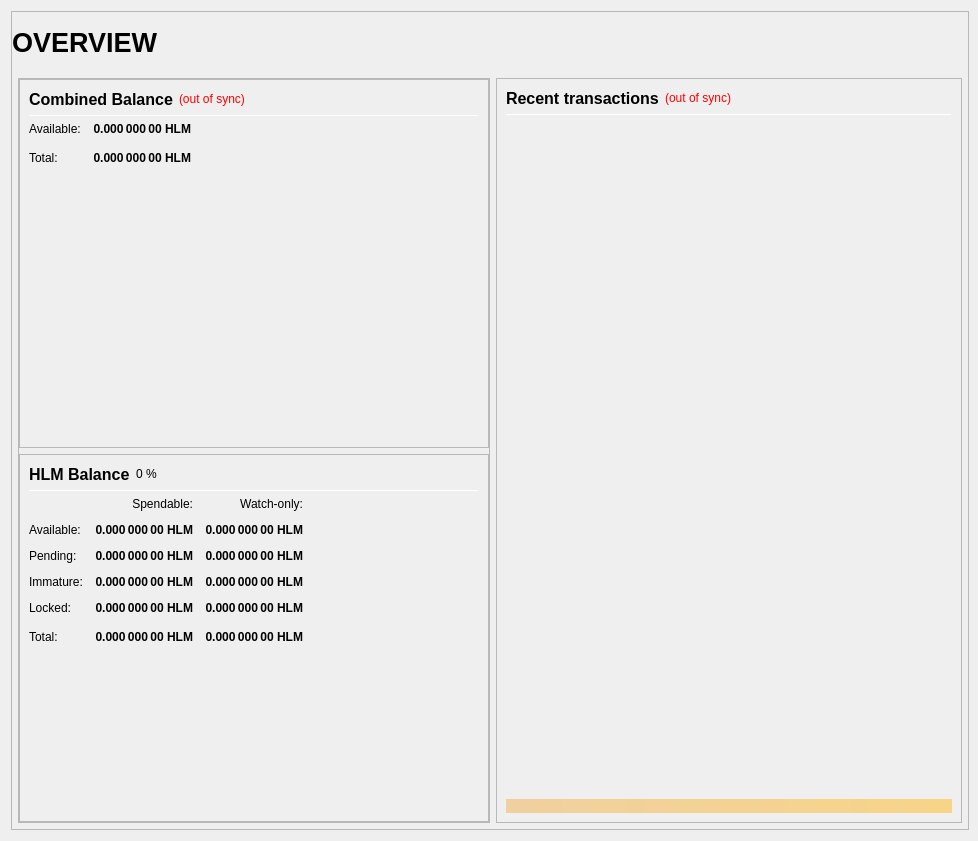
This is src/qt/forms/overviewpage.ui in ortchi42/xsecurus as Qt 5 draws it before an edit. The edited form follows.
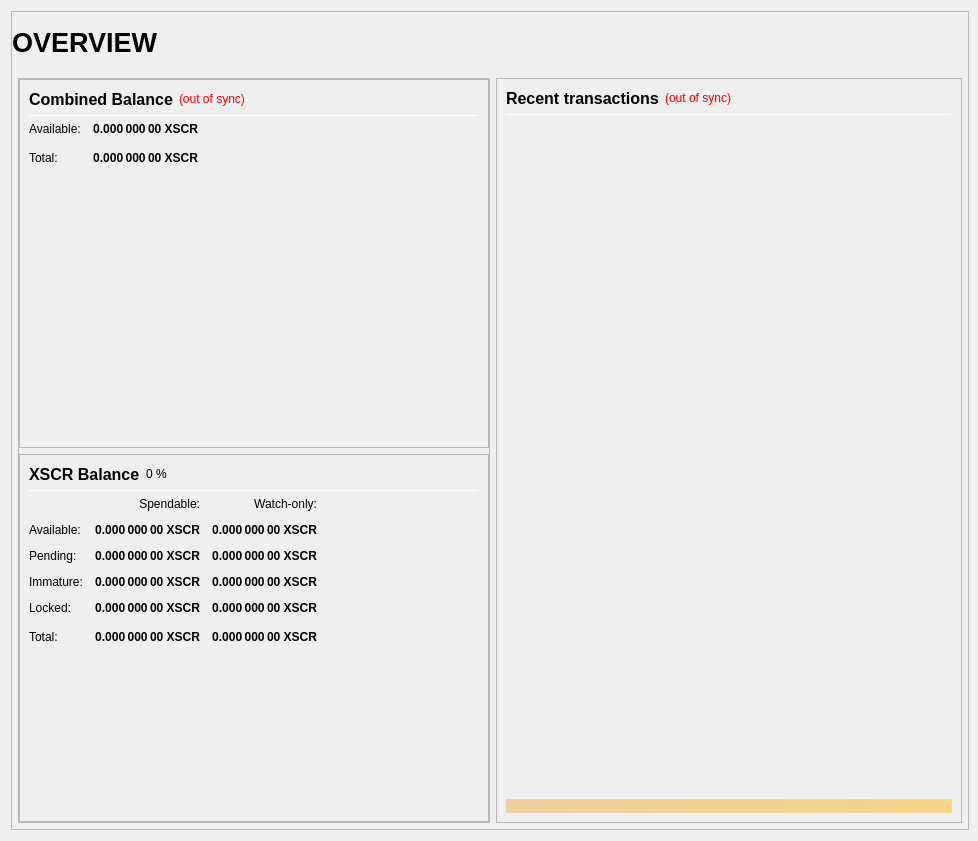
This is the edited form.

The edit to the form file:
```diff
--- a/src/qt/forms/overviewpage.ui
+++ b/src/qt/forms/overviewpage.ui
@@ -333,7 +333,7 @@
                           <string>Your current spendable balance</string>
                          </property>
                          <property name="text">
-                          <string notr="true">0.000 000 00 HLM</string>
+                          <string notr="true">0.000 000 00 XSCR</string>
                          </property>
                          <property name="alignment">
                           <set>Qt::AlignRight|Qt::AlignTrailing|Qt::AlignVCenter</set>
@@ -365,7 +365,7 @@
                           <string>Total Balance, including all unavailable coins.</string>
                          </property>
                          <property name="text">
-                          <string notr="true">0.000 000 00 HLM</string>
+                          <string notr="true">0.000 000 00 XSCR</string>
                          </property>
                          <property name="alignment">
                           <set>Qt::AlignRight|Qt::AlignTrailing|Qt::AlignVCenter</set>
@@ -433,7 +433,7 @@
                           </font>
                          </property>
                          <property name="text">
-                          <string>HLM Balance</string>
+                          <string>XSCR Balance</string>
                          </property>
                         </widget>
                        </item>
@@ -525,7 +525,7 @@
                           <string>Your current spendable balance</string>
                          </property>
                          <property name="text">
-                          <string notr="true">0.000 000 00 HLM</string>
+                          <string notr="true">0.000 000 00 XSCR</string>
                          </property>
                          <property name="alignment">
                           <set>Qt::AlignRight|Qt::AlignTrailing|Qt::AlignVCenter</set>
@@ -550,7 +550,7 @@
                           <string>Your current balance in watch-only addresses</string>
                          </property>
                          <property name="text">
-                          <string notr="true">0.000 000 00 HLM</string>
+                          <string notr="true">0.000 000 00 XSCR</string>
                          </property>
                          <property name="alignment">
                           <set>Qt::AlignRight|Qt::AlignTrailing|Qt::AlignVCenter</set>
@@ -582,7 +582,7 @@
                           <string>Total of transactions that have yet to be confirmed, and do not yet count toward the spendable balance</string>
                          </property>
                          <property name="text">
-                          <string notr="true">0.000 000 00 HLM</string>
+                          <string notr="true">0.000 000 00 XSCR</string>
                          </property>
                          <property name="alignment">
                           <set>Qt::AlignRight|Qt::AlignTrailing|Qt::AlignVCenter</set>
@@ -607,7 +607,7 @@
                           <string>Unconfirmed transactions to watch-only addresses</string>
                          </property>
                          <property name="text">
-                          <string notr="true">0.000 000 00 HLM</string>
+                          <string notr="true">0.000 000 00 XSCR</string>
                          </property>
                          <property name="alignment">
                           <set>Qt::AlignRight|Qt::AlignTrailing|Qt::AlignVCenter</set>
@@ -639,7 +639,7 @@
                           <string>Staked or masternode rewards that has not yet matured</string>
                          </property>
                          <property name="text">
-                          <string notr="true">0.000 000 00 HLM</string>
+                          <string notr="true">0.000 000 00 XSCR</string>
                          </property>
                          <property name="alignment">
                           <set>Qt::AlignRight|Qt::AlignTrailing|Qt::AlignVCenter</set>
@@ -664,7 +664,7 @@
                           <string>Staked or masternode rewards in watch-only addresses that has not yet matured</string>
                          </property>
                          <property name="text">
-                          <string notr="true">0.000 000 00 HLM</string>
+                          <string notr="true">0.000 000 00 XSCR</string>
                          </property>
                          <property name="alignment">
                           <set>Qt::AlignRight|Qt::AlignTrailing|Qt::AlignVCenter</set>
@@ -699,7 +699,7 @@
                           <string>Locked HLM or Masternode collaterals. These are excluded from zHLM minting.</string>
                          </property>
                          <property name="text">
-                          <string notr="true">0.000 000 00 HLM</string>
+                          <string notr="true">0.000 000 00 XSCR</string>
                          </property>
                          <property name="alignment">
                           <set>Qt::AlignRight|Qt::AlignTrailing|Qt::AlignVCenter</set>
@@ -724,7 +724,7 @@
                           <string>Current locked balance in watch-only addresses</string>
                          </property>
                          <property name="text">
-                          <string notr="true">0.000 000 00 HLM</string>
+                          <string notr="true">0.000 000 00 XSCR</string>
                          </property>
                          <property name="alignment">
                           <set>Qt::AlignRight|Qt::AlignTrailing|Qt::AlignVCenter</set>
@@ -759,7 +759,7 @@
                           <string>Your current balance, unconfirmed and immature transactions included</string>
                          </property>
                          <property name="text">
-                          <string notr="true">0.000 000 00 HLM</string>
+                          <string notr="true">0.000 000 00 XSCR</string>
                          </property>
                          <property name="alignment">
                           <set>Qt::AlignRight|Qt::AlignTrailing|Qt::AlignVCenter</set>
@@ -784,7 +784,7 @@
                           <string>Current total balance in watch-only addresses</string>
                          </property>
                          <property name="text">
-                          <string notr="true">0.000 000 00 HLM</string>
+                          <string notr="true">0.000 000 00 XSCR</string>
                          </property>
                          <property name="alignment">
                           <set>Qt::AlignRight|Qt::AlignTrailing|Qt::AlignVCenter</set>
```
Left out of the diff: 4 changed lines with no effect on the pictures.
